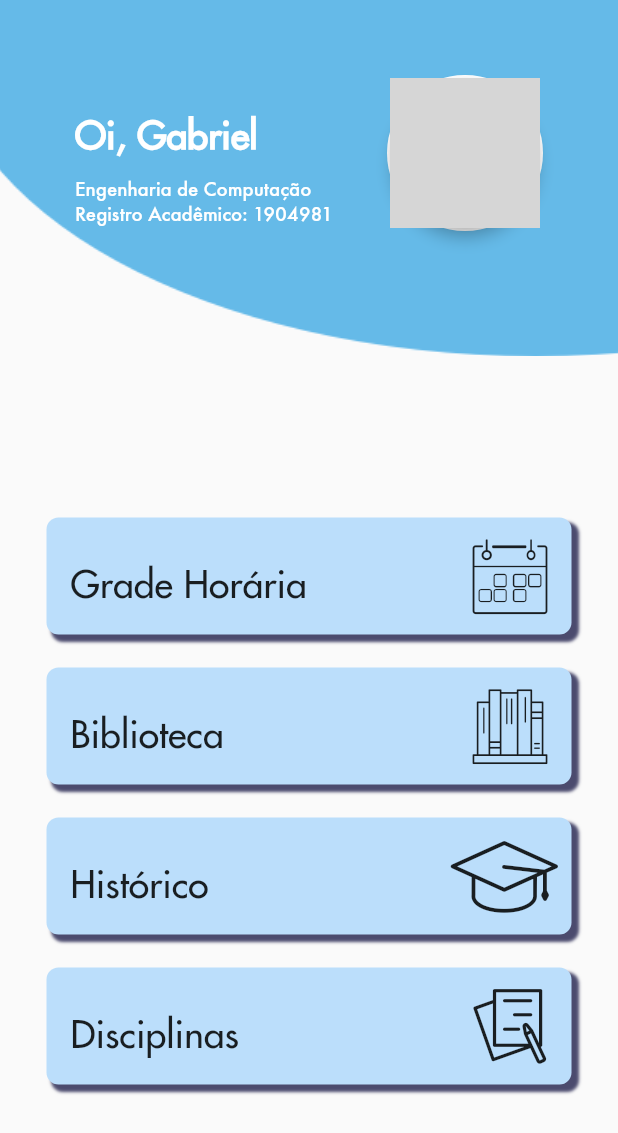
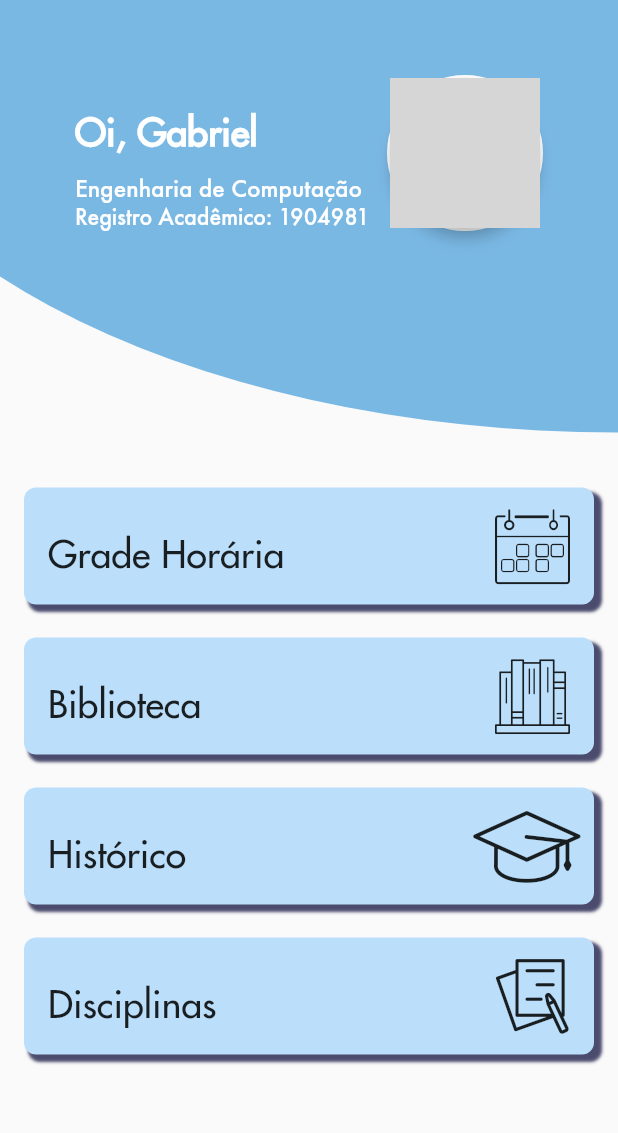
Before and after one commit to GabrielFrizzo/Cefetapp, a Flutter app: the screen it shows after launch, on a phone screen of 412 x 824 dp. Shown: the top 1133 px of the screen. Run offline on Flutter 3.47's test engine with Material 2 defaults, Android fonts, the phone set to English and light mode, and no system bars; network calls fail; grey boxes are pictures that could not be loaded.

Commit message:
improve home screen paint

```diff
--- a/mob_flutter/cefetapp/lib/home_page.dart
+++ b/mob_flutter/cefetapp/lib/home_page.dart
@@ -13,14 +13,9 @@ class MyHomePage extends StatelessWidget {
     return Scaffold(
       body: Stack(
         children: <Widget>[
-          Container(
-            decoration: BoxDecoration(
-              image: DecorationImage(
-                fit: BoxFit.none,
-                alignment: Alignment(-0.8, -2),
-                image: AssetImage('assets/blueCircle.png'),
-              ),
-            ),
+          CustomPaint(
+            child: Container(),
+            painter: HomePainter(),
           ),
           Column(
             children: <Widget>[
@@ -45,13 +40,15 @@ class MyHomePage extends StatelessWidget {
                           ),
                           Text(
                             'Engenharia de Computação',
-                            style: TextStyle(color: _headTxtColor),
+                            style:
+                                TextStyle(color: _headTxtColor, fontSize: 17),
                           ),
                           Text(
                             'Registro Acadêmico: 1904981',
                             style: TextStyle(
                               fontWeight: FontWeight.w300,
                               color: _headTxtColor,
+                              fontSize: 16,
                             ),
                           ),
                         ],
@@ -85,12 +82,9 @@ class MyHomePage extends StatelessWidget {
               ),
               Expanded(
                 child: Padding(
-                  padding: const EdgeInsets.only(
-                    top: 130,
-                    left: 30,
-                    right: 30,
-                  ),
+                  padding: const EdgeInsets.symmetric(horizontal: 15),
                   child: Column(
+                    mainAxisAlignment: MainAxisAlignment.center,
                     children: <Widget>[
                       HomeButton(
                         buttonTxt: 'Grade Horária',
@@ -120,3 +114,23 @@ class MyHomePage extends StatelessWidget {
     );
   }
 }
+
+class HomePainter extends CustomPainter {
+  @override
+  void paint(Canvas canvas, Size size) {
+    final paint = Paint()..color = Color(0xFF7AB8E4);
+
+    canvas.drawOval(
+        Rect.fromCenter(
+          center: Offset(size.width, 0),
+          width: size.width * 2 * 1.3,
+          height: size.height * 2 * 0.35,
+        ),
+        paint);
+  }
+
+  @override
+  bool shouldRepaint(CustomPainter oldDelegate) {
+    return false;
+  }
+}
```
Also changed, not shown: mob_flutter/cefetapp/assets/blueCircle.png (deleted).
